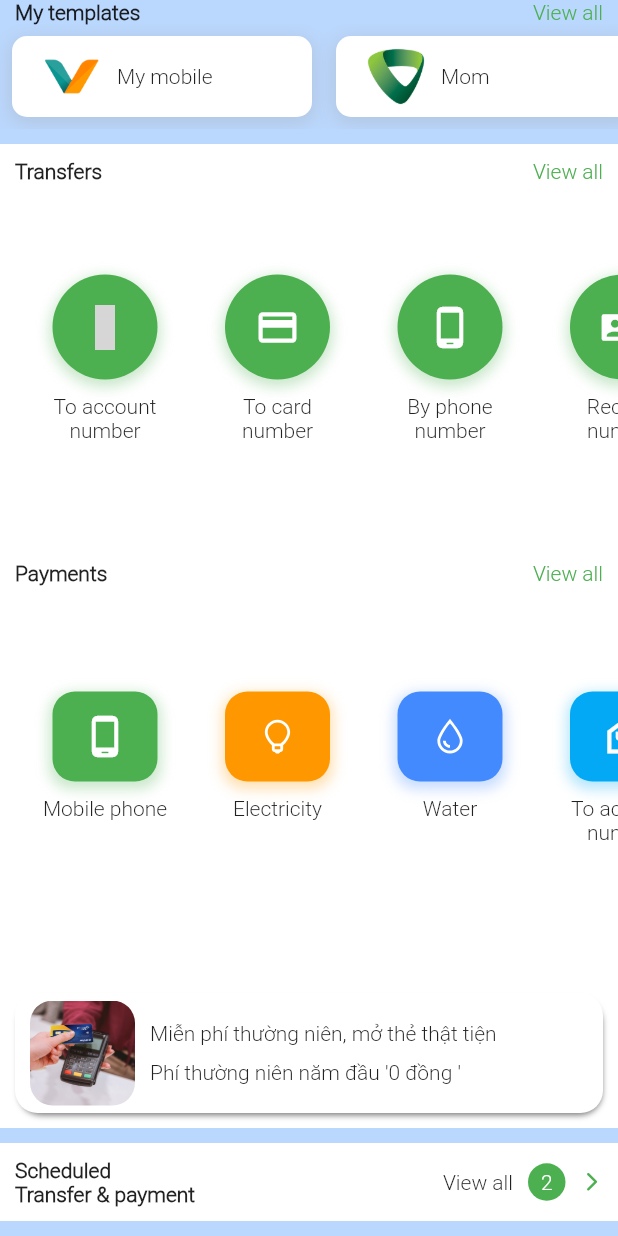
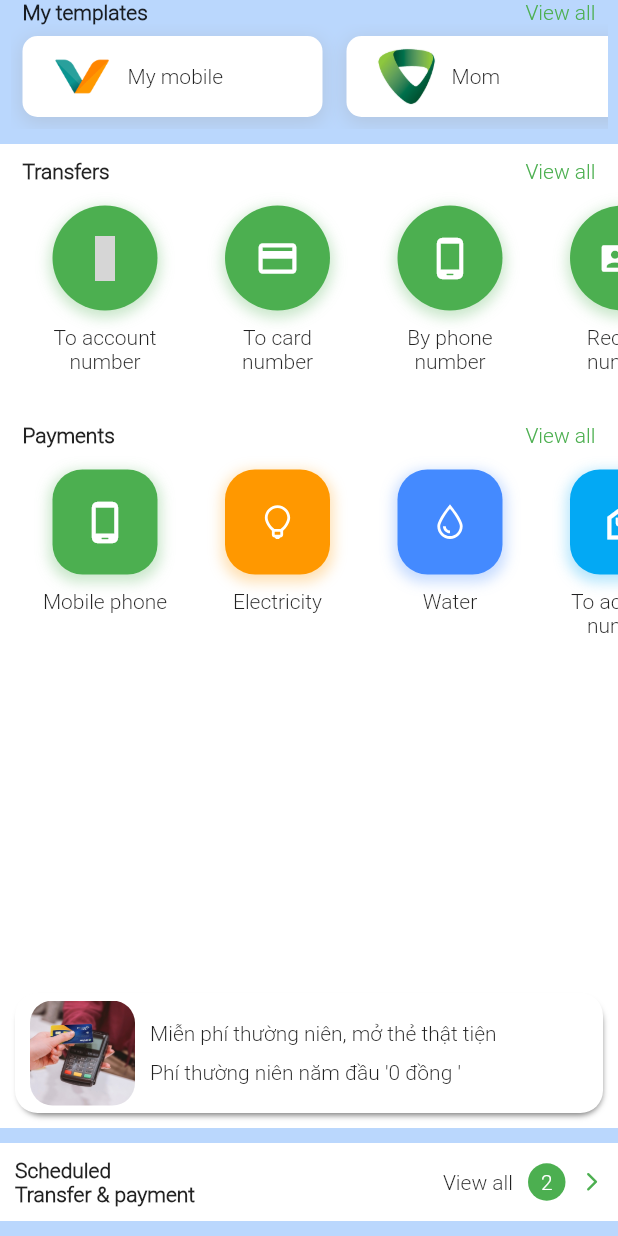
Before and after one commit to bigo92/Vdi_bank, a Flutter app: the TabMainPage screen opened directly, on a phone screen of 412 x 824 dp. Run offline on Flutter 3.47's test engine with Material 2 defaults, Android fonts, the phone set to English and light mode, and no system bars; our stand-ins replace connectivity, flutter_masked_text, flutter_spinkit, get, get_storage, line_icons and 4 more; missing offline and left inert: keyboard_visibility, qrscan; accounts and stored records are empty; grey boxes are pictures that could not be loaded.

```diff
--- a/source/vdi_bank_mobile/lib/modules/home/home_page.dart
+++ b/source/vdi_bank_mobile/lib/modules/home/home_page.dart
@@ -14,13 +14,13 @@ class HomePage extends GetView<HomeController> {
       appBar: AppBar(
         title: Container(
           decoration: BoxDecoration(
-            color: Colors.white.withAlpha(400),
-            borderRadius: BorderRadius.circular(15),
+            color: Colors.white.withAlpha(500),
+            borderRadius: BorderRadius.circular(10),
           ),
           child: Row(
             children: [
               Padding(
-                padding: const EdgeInsets.symmetric(horizontal: 5),
+                padding: const EdgeInsets.symmetric(horizontal: 7),
                 child: Icon(
                   Icons.search,
                   color: mainColor,
--- a/source/vdi_bank_mobile/lib/modules/home/tab_modules/tab_history/tab_history_controller.dart
+++ b/source/vdi_bank_mobile/lib/modules/home/tab_modules/tab_history/tab_history_controller.dart
@@ -1,5 +1,8 @@
 import 'package:get/get.dart';
 
 class TabHistoryController extends GetxController {
-
+  @override
+  void onInit() async {
+    super.onInit();
+  }
 }
--- a/source/vdi_bank_mobile/lib/modules/home/tab_modules/tab_main/tab_main_page.dart
+++ b/source/vdi_bank_mobile/lib/modules/home/tab_modules/tab_main/tab_main_page.dart
@@ -16,7 +16,7 @@ class TabMainPage extends StatelessWidget {
       body: SafeArea(
         child: Container(
           child: Column(
-            mainAxisSize: MainAxisSize.min,
+            // mainAxisSize: MainAxisSize.min,
             children: [
               Container(
                 padding: EdgeInsets.only(bottom: 10),
@@ -28,6 +28,7 @@ class TabMainPage extends StatelessWidget {
                     ),
                     Container(
                       height: 70,
+                      padding: EdgeInsets.symmetric(horizontal: 7),
                       child: ListView(
                         keyboardDismissBehavior: ScrollViewKeyboardDismissBehavior.onDrag,
                         shrinkWrap: true,
@@ -45,7 +46,7 @@ class TabMainPage extends StatelessWidget {
                   ],
                 ),
               ),
-              Expanded(
+              Container(
                 child: Column(
                   children: [
                     SizedBox(
@@ -54,8 +55,7 @@ class TabMainPage extends StatelessWidget {
                     _buildTitleUi(
                       title: 'Transfers',
                     ),
-                    Expanded(
-                      child: Center(
+                    Center(
                         child: Container(
                           height: 160,
                           child: Center(
@@ -90,7 +90,6 @@ class TabMainPage extends StatelessWidget {
                           ),
                         ),
                       ),
-                    ),
                   ],
                 ),
               ),
@@ -98,10 +97,9 @@ class TabMainPage extends StatelessWidget {
                 child: Column(
                   children: [
                     _buildTitleUi(title: 'Payments'),
-                    Expanded(
-                      child: Center(
+                    Center(
                         child: Container(
-                          height: 150,
+                          height: 160,
                           child: ListView(
                             keyboardDismissBehavior: ScrollViewKeyboardDismissBehavior.onDrag,
                             shrinkWrap: true,
@@ -145,7 +143,6 @@ class TabMainPage extends StatelessWidget {
                           ),
                         ),
                       ),
-                    ),
                   ],
                 ),
               ),
@@ -308,8 +305,8 @@ class TabMainPage extends StatelessWidget {
     double height = 70;
 
     if (type == 1) {
-      radius = 15;
-      height = 60;
+      radius = 20;
+      height = 70;
     }
 
     return GestureDetector(
@@ -354,7 +351,7 @@ class TabMainPage extends StatelessWidget {
 
   Container _buildTitleUi({@required String title}) {
     return Container(
-      padding: EdgeInsets.symmetric(horizontal: 10),
+      padding: EdgeInsets.symmetric(horizontal: 15),
       child: Row(
         mainAxisAlignment: MainAxisAlignment.spaceBetween,
         children: [
```
Also changed, not shown: source/vdi_bank_mobile/lib/modules/home/home_controller.dart (+8 -1 lines), source/vdi_bank_mobile/lib/modules/home/tab_modules/tab_history/tab_history_page.dart (+5 -4 lines).
